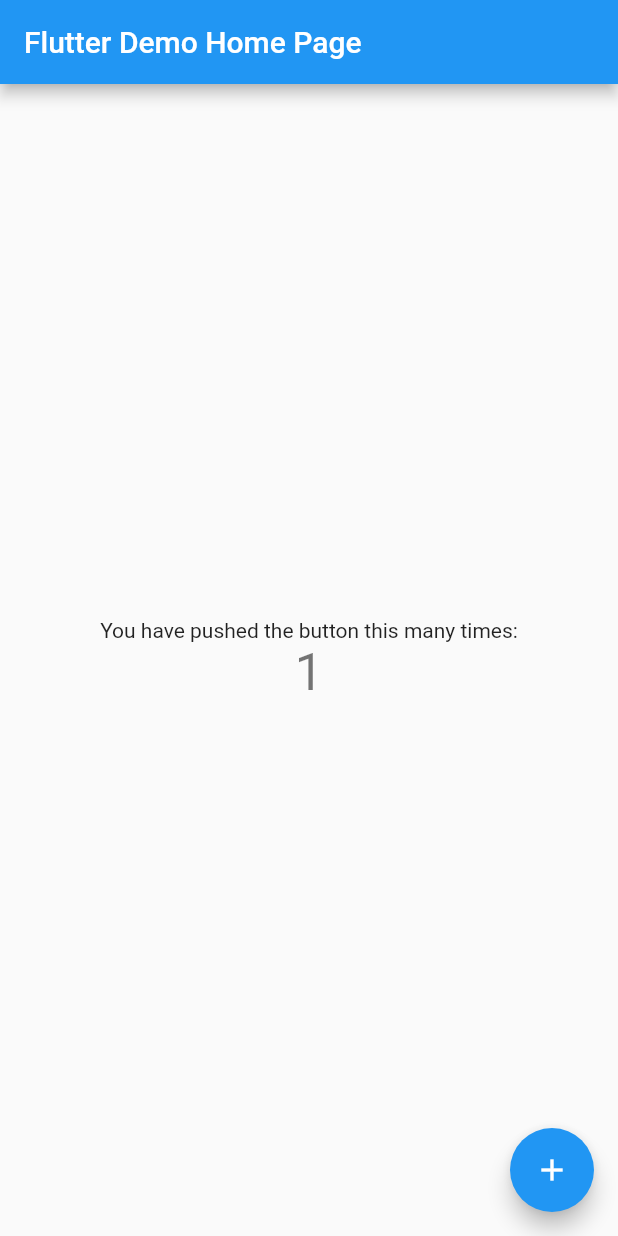
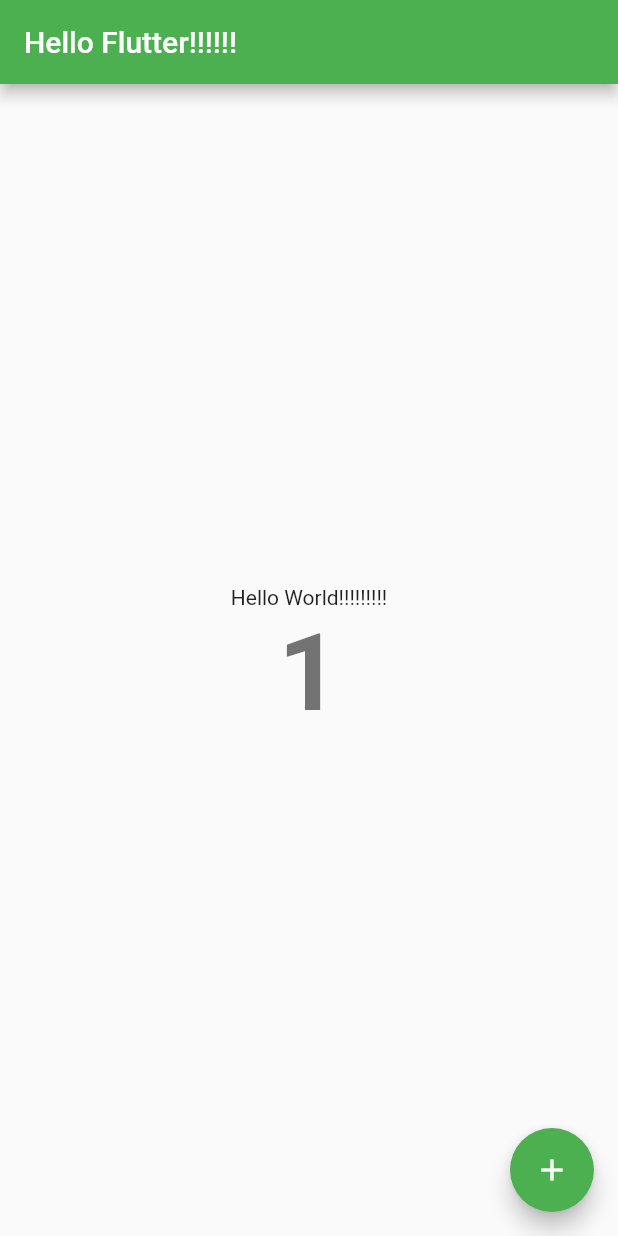
Before and after one commit to YamaTatsu10969/Flutter_app, a Flutter app: the screen it shows after launch, after a tap on the "add" icon, on a phone screen of 412 x 824 dp. Run offline on Flutter 3.47's test engine with Material 2 defaults, Android fonts, the phone set to English and light mode, and no system bars.

Commit message:
finish mono first article

```diff
--- a/lib/main.dart
+++ b/lib/main.dart
@@ -1,74 +1,65 @@
+// ※コメントは mono さんのブログ[https://medium.com/flutter-jp/first-step-9b7f2c74fb08] の引用がほとんどです
+// マテリアルデザイン用のUIコンポーネントを使えるように上のように import 文を書きます。
+// iOSっぽいデザインにしたい場合、以下が用意されていますが、とりあえずマテリアルデザインに統一した方が楽かつ簡単です。
 import 'package:flutter/material.dart';
 
-void main() => runApp(MyApp());
+void main() {
+  runApp(MyApp());
+}
 
+// FlutterのUI構築の1番の基本はStatelessWidgetを継承したクラスの組み合わせです。名前の通り、Stateless(状態を持たず静的)なWidget(UIコンポーネント)です。
 class MyApp extends StatelessWidget {
   // This widget is the root of your application.
   @override
   Widget build(BuildContext context) {
     return MaterialApp(
-      title: 'Flutter Demo',
+      title: 'Hello Flutter!!!!!!',
       theme: ThemeData(
-        // This is the theme of your application.
-        //
-        // Try running your application with "flutter run". You'll see the
-        // application has a blue toolbar. Then, without quitting the app, try
-        // changing the primarySwatch below to Colors.green and then invoke
-        // "hot reload" (press "r" in the console where you ran "flutter run",
-        // or simply save your changes to "hot reload" in a Flutter IDE).
-        // Notice that the counter didn't reset back to zero; the application
-        // is not restarted.
-        primarySwatch: Colors.blue,
+        primarySwatch: Colors.green,
+        textTheme: TextTheme(
+          display1: TextStyle(
+            fontSize: 72,
+            fontWeight: FontWeight.bold,
+          )
+        )
       ),
-      home: MyHomePage(title: 'Flutter Demo Home Page'),
+      home: MyHomePage(title: 'Hello Flutter!!!!!!'),
     );
   }
 }
 
+class yamatatsuApp extends StatelessWidget {
+  @override
+  Widget build(BuildContext context) {
+    return Container();
+  }
+}
+
+
 class MyHomePage extends StatefulWidget {
+  // コンストラクター
   MyHomePage({Key key, this.title}) : super(key: key);
 
-  // This widget is the home page of your application. It is stateful, meaning
-  // that it has a State object (defined below) that contains fields that affect
-  // how it looks.
-
-  // This class is the configuration for the state. It holds the values (in this
-  // case the title) provided by the parent (in this case the App widget) and
-  // used by the build method of the State. Fields in a Widget subclass are
-  // always marked "final".
-
   final String title;
-
   @override
   _MyHomePageState createState() => _MyHomePageState();
 }
 
 class _MyHomePageState extends State<MyHomePage> {
+
+  // G. 状態の保持と更新
   int _counter = 0;
-
   void _incrementCounter() {
+    // 値の更新とともに、それをUIに伝えたい場合は、次のようにsetStateで囲むお作法があります。
     setState(() {
-      // This call to setState tells the Flutter framework that something has
-      // changed in this State, which causes it to rerun the build method below
-      // so that the display can reflect the updated values. If we changed
-      // _counter without calling setState(), then the build method would not be
-      // called again, and so nothing would appear to happen.
       _counter++;
     });
   }
 
   @override
   Widget build(BuildContext context) {
-    // This method is rerun every time setState is called, for instance as done
-    // by the _incrementCounter method above.
-    //
-    // The Flutter framework has been optimized to make rerunning build methods
-    // fast, so that you can just rebuild anything that needs updating rather
-    // than having to individually change instances of widgets.
     return Scaffold(
       appBar: AppBar(
-        // Here we take the value from the MyHomePage object that was created by
-        // the App.build method, and use it to set our appbar title.
         title: Text(widget.title),
       ),
       body: Center(
@@ -92,11 +83,11 @@ class _MyHomePageState extends State<MyHomePage> {
           mainAxisAlignment: MainAxisAlignment.center,
           children: <Widget>[
             Text(
-              'You have pushed the button this many times:',
+              'Hello World!!!!!!!!!',
             ),
             Text(
               '$_counter',
-              style: Theme.of(context).textTheme.display1,
+              style: Theme.of(context).textTheme.display1
             ),
           ],
         ),
```
